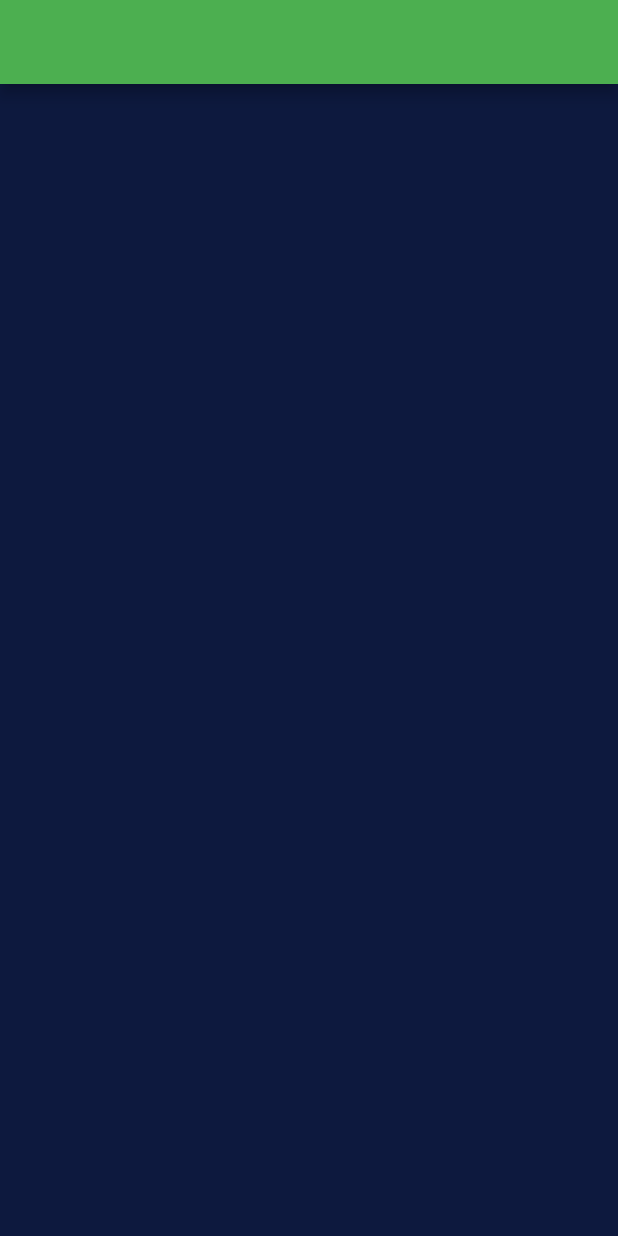
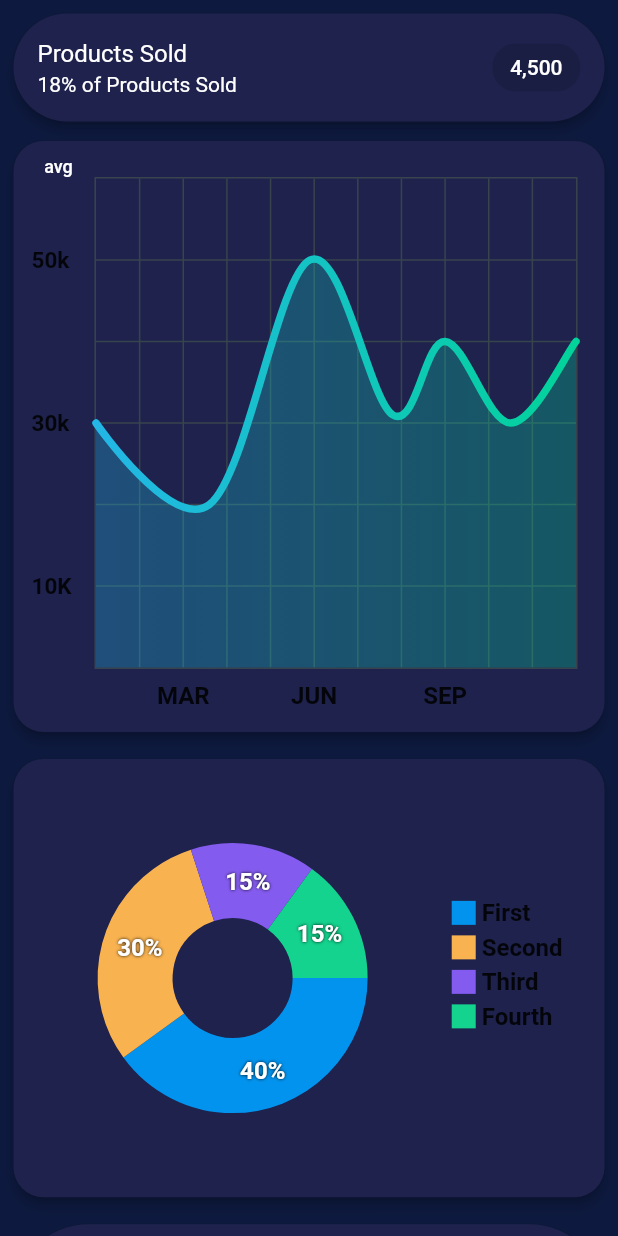
Before and after one commit to EhsanTgv/ui_panel_dashboard_practice, a Flutter app: the PanelLeftPage screen opened directly, on a phone screen of 412 x 824 dp. Run offline on Flutter 3.47's test engine with Material 2 defaults, Android fonts, the phone set to English and light mode, and no system bars; drawn by our look-alikes of fl_chart.

Commit message:
Implement Left panel

```diff
--- /dev/null
+++ b/lib/panel_left/circle_graph.dart
@@ -0,0 +1,219 @@
+import 'package:fl_chart/fl_chart.dart';
+import 'package:flutter/material.dart';
+import 'package:ui_panel_dashboard_practice/constants.dart';
+
+class PieChartSample2 extends StatefulWidget {
+  const PieChartSample2({super.key});
+
+  @override
+  State<StatefulWidget> createState() => PieChart2State();
+}
+
+class PieChart2State extends State {
+  int touchedIndex = -1;
+
+  @override
+  Widget build(BuildContext context) {
+    return Padding(
+      padding: const EdgeInsets.only(
+        left: Constants.kPadding / 2,
+        right: Constants.kPadding / 2,
+        bottom: Constants.kPadding / 2,
+      ),
+      child: Card(
+        elevation: 3,
+        color: Constants.purpleLight,
+        shape: RoundedRectangleBorder(
+          borderRadius: BorderRadius.circular(20),
+        ),
+        child: Row(
+          children: <Widget>[
+            const SizedBox(
+              height: 18,
+            ),
+            Expanded(
+              child: AspectRatio(
+                aspectRatio: 1,
+                child: PieChart(
+                  PieChartData(
+                    pieTouchData: PieTouchData(
+                      touchCallback: (FlTouchEvent event, pieTouchResponse) {
+                        setState(() {
+                          if (!event.isInterestedForInteractions ||
+                              pieTouchResponse == null ||
+                              pieTouchResponse.touchedSection == null) {
+                            touchedIndex = -1;
+                            return;
+                          }
+                          touchedIndex = pieTouchResponse
+                              .touchedSection!.touchedSectionIndex;
+                        });
+                      },
+                    ),
+                    borderData: FlBorderData(
+                      show: false,
+                    ),
+                    sectionsSpace: 0,
+                    centerSpaceRadius: 40,
+                    sections: showingSections(),
+                  ),
+                ),
+              ),
+            ),
+            Column(
+              mainAxisSize: MainAxisSize.max,
+              mainAxisAlignment: MainAxisAlignment.end,
+              crossAxisAlignment: CrossAxisAlignment.start,
+              children: const <Widget>[
+                Indicator(
+                  color: Color(0xff0293ee),
+                  text: 'First',
+                  isSquare: true,
+                ),
+                SizedBox(
+                  height: 4,
+                ),
+                Indicator(
+                  color: Color(0xfff8b250),
+                  text: 'Second',
+                  isSquare: true,
+                ),
+                SizedBox(
+                  height: 4,
+                ),
+                Indicator(
+                  color: Color(0xff845bef),
+                  text: 'Third',
+                  isSquare: true,
+                ),
+                SizedBox(
+                  height: 4,
+                ),
+                Indicator(
+                  color: Color(0xff13d38e),
+                  text: 'Fourth',
+                  isSquare: true,
+                ),
+                SizedBox(
+                  height: 18,
+                ),
+              ],
+            ),
+            const SizedBox(
+              width: 28,
+            ),
+          ],
+        ),
+      ),
+    );
+  }
+
+  List<PieChartSectionData> showingSections() {
+    return List.generate(4, (i) {
+      final isTouched = i == touchedIndex;
+      final fontSize = isTouched ? 25.0 : 16.0;
+      final radius = isTouched ? 60.0 : 50.0;
+      const shadows = [Shadow(color: Colors.black, blurRadius: 2)];
+      switch (i) {
+        case 0:
+          return PieChartSectionData(
+            color: const Color(0xff0293ee),
+            value: 40,
+            title: '40%',
+            radius: radius,
+            titleStyle: TextStyle(
+              fontSize: fontSize,
+              fontWeight: FontWeight.bold,
+              color: const Color(0xffffffff),
+              shadows: shadows,
+            ),
+          );
+        case 1:
+          return PieChartSectionData(
+            color: const Color(0xfff8b250),
+            value: 30,
+            title: '30%',
+            radius: radius,
+            titleStyle: TextStyle(
+              fontSize: fontSize,
+              fontWeight: FontWeight.bold,
+              color: const Color(0xffffffff),
+              shadows: shadows,
+            ),
+          );
+        case 2:
+          return PieChartSectionData(
+            color: const Color(0xff845bef),
+            value: 15,
+            title: '15%',
+            radius: radius,
+            titleStyle: TextStyle(
+              fontSize: fontSize,
+              fontWeight: FontWeight.bold,
+              color: const Color(0xffffffff),
+              shadows: shadows,
+            ),
+          );
+        case 3:
+          return PieChartSectionData(
+            color: const Color(0xff13d38e),
+            value: 15,
+            title: '15%',
+            radius: radius,
+            titleStyle: TextStyle(
+              fontSize: fontSize,
+              fontWeight: FontWeight.bold,
+              color: const Color(0xffffffff),
+              shadows: shadows,
+            ),
+          );
+        default:
+          throw Error();
+      }
+    });
+  }
+}
+
+class Indicator extends StatelessWidget {
+  const Indicator({
+    super.key,
+    required this.color,
+    required this.text,
+    required this.isSquare,
+    this.size = 16,
+    this.textColor,
+  });
+
+  final Color color;
+  final String text;
+  final bool isSquare;
+  final double size;
+  final Color? textColor;
+
+  @override
+  Widget build(BuildContext context) {
+    return Row(
+      children: <Widget>[
+        Container(
+          width: size,
+          height: size,
+          decoration: BoxDecoration(
+            shape: isSquare ? BoxShape.rectangle : BoxShape.circle,
+            color: color,
+          ),
+        ),
+        const SizedBox(
+          width: 4,
+        ),
+        Text(
+          text,
+          style: TextStyle(
+            fontSize: 16,
+            fontWeight: FontWeight.bold,
+            color: textColor,
+          ),
+        )
+      ],
+    );
+  }
+}
--- /dev/null
+++ b/lib/panel_left/curved_chart.dart
@@ -0,0 +1,315 @@
+import 'package:fl_chart/fl_chart.dart';
+import 'package:flutter/material.dart';
+import 'package:ui_panel_dashboard_practice/constants.dart';
+
+class LineChartSample2 extends StatefulWidget {
+  const LineChartSample2({super.key});
+
+  @override
+  State<LineChartSample2> createState() => _LineChartSample2State();
+}
+
+class _LineChartSample2State extends State<LineChartSample2> {
+  List<Color> gradientColors = [
+    const Color(0xff23b6e6),
+    const Color(0xff02d39a),
+  ];
+
+  bool showAvg = false;
+
+  @override
+  Widget build(BuildContext context) {
+    return Padding(
+      padding: const EdgeInsets.only(
+        left: Constants.kPadding / 2,
+        right: Constants.kPadding / 2,
+        top: Constants.kPadding / 2,
+        bottom: Constants.kPadding,
+      ),
+      child: Card(
+        color: Constants.purpleLight,
+        elevation: 3,
+        shape: RoundedRectangleBorder(
+          borderRadius: BorderRadius.circular(20),
+        ),
+        child: Stack(
+          children: <Widget>[
+            AspectRatio(
+              aspectRatio: 1.0,
+              child: Container(
+                decoration: const BoxDecoration(
+                  borderRadius: BorderRadius.all(
+                    Radius.circular(18),
+                  ),
+                ),
+                child: Padding(
+                  padding: const EdgeInsets.only(
+                    right: 18,
+                    left: 12,
+                    top: 24,
+                    bottom: 12,
+                  ),
+                  child: LineChart(
+                    showAvg ? avgData() : mainData(),
+                  ),
+                ),
+              ),
+            ),
+            SizedBox(
+              width: 60,
+              height: 34,
+              child: TextButton(
+                onPressed: () {
+                  setState(() {
+                    showAvg = !showAvg;
+                  });
+                },
+                child: Text(
+                  'avg',
+                  style: TextStyle(
+                    fontSize: 12,
+                    color:
+                        showAvg ? Colors.white.withOpacity(0.5) : Colors.white,
+                  ),
+                ),
+              ),
+            ),
+          ],
+        ),
+      ),
+    );
+  }
+
+  Widget bottomTitleWidgets(double value, TitleMeta meta) {
+    const style = TextStyle(
+      fontWeight: FontWeight.bold,
+      fontSize: 16,
+    );
+    Widget text;
+    switch (value.toInt()) {
+      case 2:
+        text = const Text('MAR', style: style);
+        break;
+      case 5:
+        text = const Text('JUN', style: style);
+        break;
+      case 8:
+        text = const Text('SEP', style: style);
+        break;
+      default:
+        text = const Text('', style: style);
+        break;
+    }
+
+    return SideTitleWidget(
+      axisSide: meta.axisSide,
+      child: text,
+    );
+  }
+
+  Widget leftTitleWidgets(double value, TitleMeta meta) {
+    const style = TextStyle(
+      fontWeight: FontWeight.bold,
+      fontSize: 15,
+    );
+    String text;
+    switch (value.toInt()) {
+      case 1:
+        text = '10K';
+        break;
+      case 3:
+        text = '30k';
+        break;
+      case 5:
+        text = '50k';
+        break;
+      default:
+        return Container();
+    }
+
+    return Text(text, style: style, textAlign: TextAlign.left);
+  }
+
+  LineChartData mainData() {
+    return LineChartData(
+      gridData: FlGridData(
+        show: true,
+        drawVerticalLine: true,
+        horizontalInterval: 1,
+        verticalInterval: 1,
+        getDrawingHorizontalLine: (value) {
+          return FlLine(
+            color: const Color(0xff37434d),
+            strokeWidth: 1,
+          );
+        },
+        getDrawingVerticalLine: (value) {
+          return FlLine(
+            color: const Color(0xff37434d),
+            strokeWidth: 1,
+          );
+        },
+      ),
+      titlesData: FlTitlesData(
+        show: true,
+        rightTitles: AxisTitles(
+          sideTitles: SideTitles(showTitles: false),
+        ),
+        topTitles: AxisTitles(
+          sideTitles: SideTitles(showTitles: false),
+        ),
+        bottomTitles: AxisTitles(
+          sideTitles: SideTitles(
+            showTitles: true,
+            reservedSize: 30,
+            interval: 1,
+            getTitlesWidget: bottomTitleWidgets,
+          ),
+        ),
+        leftTitles: AxisTitles(
+          sideTitles: SideTitles(
+            showTitles: true,
+            interval: 1,
+            getTitlesWidget: leftTitleWidgets,
+            reservedSize: 42,
+          ),
+        ),
+      ),
+      borderData: FlBorderData(
+        show: true,
+        border: Border.all(color: const Color(0xff37434d)),
+      ),
+      minX: 0,
+      maxX: 11,
+      minY: 0,
+      maxY: 6,
+      lineBarsData: [
+        LineChartBarData(
+          spots: const [
+            FlSpot(0, 3),
+            FlSpot(2.6, 2),
+            FlSpot(4.9, 5),
+            FlSpot(6.8, 3.1),
+            FlSpot(8, 4),
+            FlSpot(9.5, 3),
+            FlSpot(11, 4),
+          ],
+          isCurved: true,
+          gradient: LinearGradient(
+            colors: gradientColors,
+          ),
+          barWidth: 5,
+          isStrokeCapRound: true,
+          dotData: FlDotData(
+            show: false,
+          ),
+          belowBarData: BarAreaData(
+            show: true,
+            gradient: LinearGradient(
+              colors: gradientColors
+                  .map((color) => color.withOpacity(0.3))
+                  .toList(),
+            ),
+          ),
+        ),
+      ],
+    );
+  }
+
+  LineChartData avgData() {
+    return LineChartData(
+      lineTouchData: LineTouchData(enabled: false),
+      gridData: FlGridData(
+        show: true,
+        drawHorizontalLine: true,
+        verticalInterval: 1,
+        horizontalInterval: 1,
+        getDrawingVerticalLine: (value) {
+          return FlLine(
+            color: const Color(0xff37434d),
+            strokeWidth: 1,
+          );
+        },
+        getDrawingHorizontalLine: (value) {
+          return FlLine(
+            color: const Color(0xff37434d),
+            strokeWidth: 1,
+          );
+        },
+      ),
+      titlesData: FlTitlesData(
+        show: true,
+        bottomTitles: AxisTitles(
+          sideTitles: SideTitles(
+            showTitles: true,
+            reservedSize: 30,
+            getTitlesWidget: bottomTitleWidgets,
+            interval: 1,
+          ),
+        ),
+        leftTitles: AxisTitles(
+          sideTitles: SideTitles(
+            showTitles: true,
+            getTitlesWidget: leftTitleWidgets,
+            reservedSize: 42,
+            interval: 1,
+          ),
+        ),
+        topTitles: AxisTitles(
+          sideTitles: SideTitles(showTitles: false),
+        ),
+        rightTitles: AxisTitles(
+          sideTitles: SideTitles(showTitles: false),
+        ),
+      ),
+      borderData: FlBorderData(
+        show: true,
+        border: Border.all(color: const Color(0xff37434d)),
+      ),
+      minX: 0,
+      maxX: 11,
+      minY: 0,
+      maxY: 6,
+      lineBarsData: [
+        LineChartBarData(
+          spots: const [
+            FlSpot(0, 3.44),
+            FlSpot(2.6, 3.44),
+            FlSpot(4.9, 3.44),
+            FlSpot(6.8, 3.44),
+            FlSpot(8, 3.44),
+            FlSpot(9.5, 3.44),
+            FlSpot(11, 3.44),
+          ],
+          isCurved: true,
+          gradient: LinearGradient(
+            colors: [
+              ColorTween(begin: gradientColors[0], end: gradientColors[1])
+                  .lerp(0.2)!,
+              ColorTween(begin: gradientColors[0], end: gradientColors[1])
+                  .lerp(0.2)!,
+            ],
+          ),
+          barWidth: 5,
+          isStrokeCapRound: true,
+          dotData: FlDotData(
+            show: false,
+          ),
+          belowBarData: BarAreaData(
+            show: true,
+            gradient: LinearGradient(
+              colors: [
+                ColorTween(begin: gradientColors[0], end: gradientColors[1])
+                    .lerp(0.2)!
+                    .withOpacity(0.1),
+                ColorTween(begin: gradientColors[0], end: gradientColors[1])
+                    .lerp(0.2)!
+                    .withOpacity(0.1),
+              ],
+            ),
+          ),
+        ),
+      ],
+    );
+  }
+}
--- a/lib/panel_left/panel_left_page.dart
+++ b/lib/panel_left/panel_left_page.dart
@@ -1,4 +1,15 @@
 import 'package:flutter/material.dart';
+import 'package:ui_panel_dashboard_practice/constants.dart';
+import 'package:ui_panel_dashboard_practice/panel_left/circle_graph.dart';
+import 'package:ui_panel_dashboard_practice/panel_left/curved_chart.dart';
+import 'package:ui_panel_dashboard_practice/responsive_layout.dart';
+
+class Todo {
+  String name;
+  bool enable;
+
+  Todo({this.enable = true, required this.name});
+}
 
 class PanelLeftPage extends StatefulWidget {
   const PanelLeftPage({Key? key}) : super(key: key);
@@ -8,11 +19,109 @@
 }
 
 class _PanelLeftPageState extends State<PanelLeftPage> {
+  final List<Todo> _todo = [
+    Todo(name: "Purchase Paper", enable: true),
+    Todo(name: "Refill the inventory of speakers", enable: true),
+    Todo(name: "Hire someone", enable: true),
+    Todo(name: "Marketing Strategy", enable: true),
+    Todo(name: "Selling furniture", enable: true),
+    Todo(name: "Finish the disclosure", enable: true),
+  ];
+
   @override
   Widget build(BuildContext context) {
-    return  Scaffold(
-      appBar: AppBar(
-        backgroundColor: Colors.green,
+    return Scaffold(
+      body: Stack(
+        children: [
+          if (ResponsiveLayout.isComputer(context))
+            Container(
+              color: Constants.purpleLight,
+              width: 50,
+              child: Container(
+                decoration: const BoxDecoration(
+                  color: Constants.purpleDark,
+                  borderRadius: BorderRadius.only(
+                    topLeft: Radius.circular(50),
+                  ),
+                ),
+              ),
+            ),
+          SingleChildScrollView(
+            child: Column(
+              children: [
+                Padding(
+                  padding: const EdgeInsets.only(
+                    left: Constants.kPadding / 2,
+                    right: Constants.kPadding / 2,
+                    top: Constants.kPadding / 2,
+                  ),
+                  child: Card(
+                    color: Constants.purpleLight,
+                    elevation: 3,
+                    shape: RoundedRectangleBorder(
+                      borderRadius: BorderRadius.circular(50),
+                    ),
+                    child: const SizedBox(
+                      width: double.infinity,
+                      child: ListTile(
+                        title: Text(
+                          "Products Sold",
+                          style: TextStyle(color: Colors.white),
+                        ),
+                        subtitle: Text(
+                          "18% of Products Sold",
+                          style: TextStyle(color: Colors.white),
+                        ),
+                        trailing: Chip(
+                          label: Text(
+                            "4,500",
+                            style: TextStyle(color: Colors.white),
+                          ),
+                        ),
+                      ),
+                    ),
+                  ),
+                ),
+                const LineChartSample2(),
+                const PieChartSample2(),
+                Padding(
+                  padding: const EdgeInsets.only(
+                    left: Constants.kPadding / 2,
+                    right: Constants.kPadding / 2,
+                    top: Constants.kPadding / 2,
+                    bottom: Constants.kPadding,
+                  ),
+                  child: Card(
+                    color: Constants.purpleLight,
+                    elevation: 3,
+                    shape: RoundedRectangleBorder(
+                      borderRadius: BorderRadius.circular(50),
+                    ),
+                    child: Column(
+                      children: List.generate(
+                        _todo.length,
+                        (index) => CheckboxListTile(
+                          title: Text(
+                            _todo[index].name,
+                            style: const TextStyle(
+                              color: Colors.white,
+                            ),
+                          ),
+                          value: _todo[index].enable,
+                          onChanged: (newValue) {
+                            setState(() {
+                              _todo[index].enable = newValue ?? true;
+                            });
+                          },
+                        ),
+                      ),
+                    ),
+                  ),
+                ),
+              ],
+            ),
+          )
+        ],
       ),
     );
   }
--- a/pubspec.yaml
+++ b/pubspec.yaml
@@ -31,6 +31,7 @@
 dependencies:
   flutter:
     sdk: flutter
+  fl_chart: ^0.61.0
 
 
   # The following adds the Cupertino Icons font to your application.
```
Also changed, not shown: pubspec.lock.
